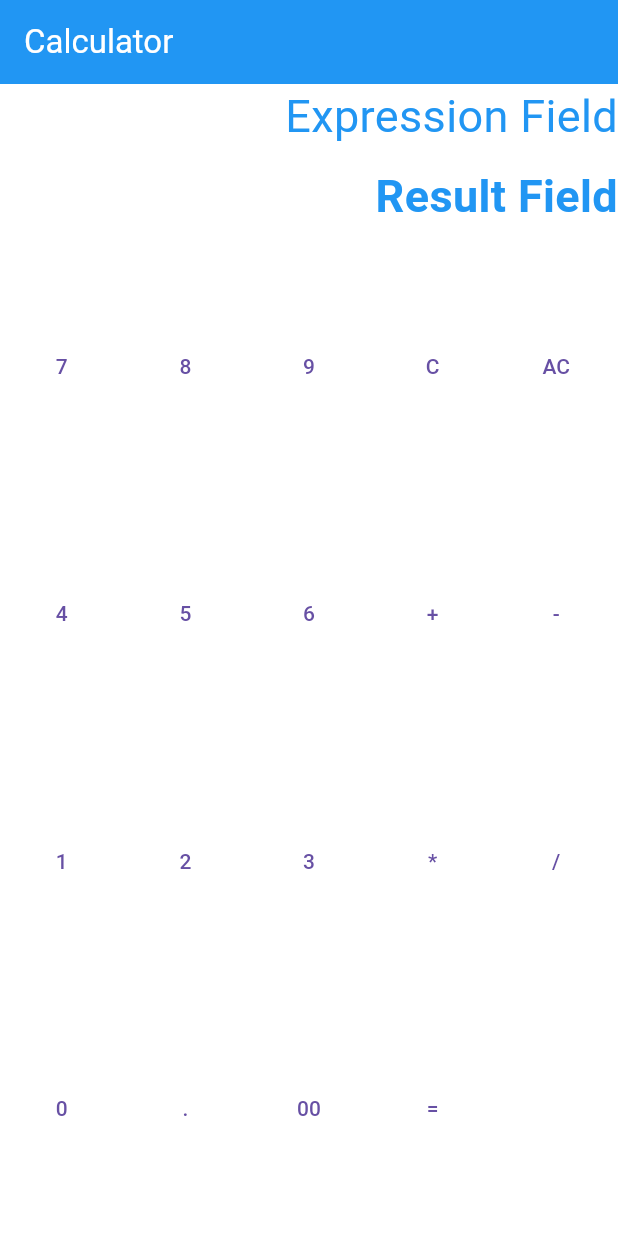
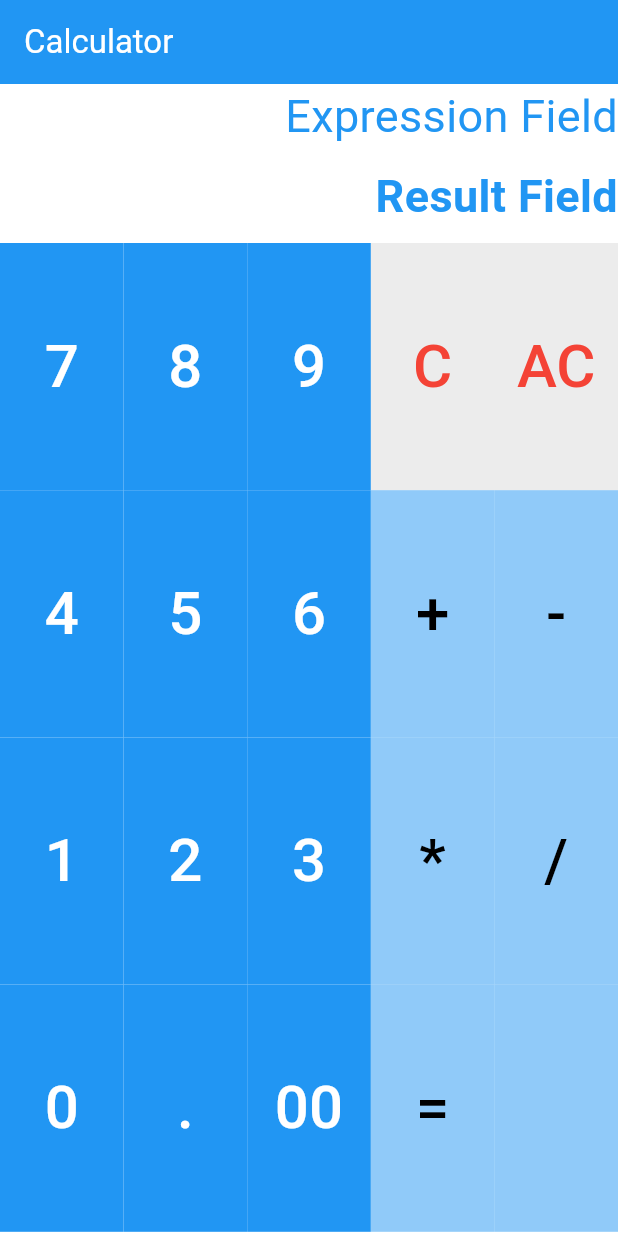
Before and after one commit to OSS-42/15---MOBILE, a Flutter app: the screen it shows after launch, on a phone screen of 412 x 824 dp. Run offline on Flutter 3.47's test engine with Material 3 defaults, Android fonts, the phone set to English and light mode, and no system bars; our stand-ins replace logger.

Commit message:
end of ex02

```diff
--- a/mobileModule00/ex00/lib/main.dart
+++ b/mobileModule00/ex00/lib/main.dart
@@ -34,7 +34,10 @@ class MyApp extends StatelessWidget {
               ResultField(width: width),
               const SizedBox(height: 10),
               Expanded(
-                child: ButtonField(height: height * 0.5),
+                child: Container(
+                  // color: Colors.blue,
+                  child: ButtonField(height: height * 0.5),
+                ),
               ),
             ],
           ),
@@ -119,16 +122,39 @@ class ButtonField extends StatelessWidget {
   @override
   Widget build(BuildContext context) {
     final buttons = [
-      ['7','8','9','C','AC'],
-      ['4','5','6','+','-'],
-      ['1','2','3','*','/'],
-      ['0','.','00','=', ''],
+      [
+        {'label': '7', 'style': const TextStyle(color: Colors.white, backgroundColor: Colors.blue)},
+        {'label': '8', 'style': const TextStyle(color: Colors.white, backgroundColor: Colors.blue)},
+        {'label': '9', 'style': const TextStyle(color: Colors.white, backgroundColor: Colors.blue)},
+        {'label': 'C', 'style': TextStyle(color: Colors.red, backgroundColor: Colors.grey.withOpacity(0.2))},
+        {'label': 'AC', 'style': TextStyle(color: Colors.red, backgroundColor: Colors.grey.withOpacity(0.2))},
+      ],
+      [
+        {'label': '4', 'style': const TextStyle(color: Colors.white, backgroundColor: Colors.blue)},
+        {'label': '5', 'style': const TextStyle(color: Colors.white, backgroundColor: Colors.blue)},
+        {'label': '6', 'style': const TextStyle(color: Colors.white, backgroundColor: Colors.blue)},
+        {'label': '+', 'style': TextStyle(color: Colors.black, backgroundColor: Colors.blue.withOpacity(0.5))},
+        {'label': '-', 'style': TextStyle(color: Colors.black, backgroundColor: Colors.blue.withOpacity(0.5))},
+      ],
+      [
+        {'label': '1', 'style': const TextStyle(color: Colors.white, backgroundColor: Colors.blue)},
+        {'label': '2', 'style': const TextStyle(color: Colors.white, backgroundColor: Colors.blue)},
+        {'label': '3', 'style': const TextStyle(color: Colors.white, backgroundColor: Colors.blue)},
+        {'label': '*', 'style': TextStyle(color: Colors.black, backgroundColor: Colors.blue.withOpacity(0.5))},
+        {'label': '/', 'style': TextStyle(color: Colors.black, backgroundColor: Colors.blue.withOpacity(0.5))},
+      ],
+      [
+        {'label': '0', 'style': const TextStyle(color: Colors.white, backgroundColor: Colors.blue)},
+        {'label': '.', 'style': const TextStyle(color: Colors.white, backgroundColor: Colors.blue)},
+        {'label': '00', 'style': const TextStyle(color: Colors.white, backgroundColor: Colors.blue)},
+        {'label': '=', 'style': TextStyle(color: Colors.black, backgroundColor: Colors.blue.withOpacity(0.5))},
+        {'label': '', 'style': TextStyle(color: Colors.black, backgroundColor: Colors.blue.withOpacity(0.5))},
+      ],
     ];
     // double height = MediaQuery.of(context).size.height;
 
 
-          return Expanded(
-            child: GridView.builder(
+          return GridView.builder(
               itemCount: buttons.length * buttons[0].length,
               gridDelegate: SliverGridDelegateWithFixedCrossAxisCount(
                 crossAxisCount: 5,
@@ -138,13 +164,27 @@ class ButtonField extends StatelessWidget {
               itemBuilder: (BuildContext context, int index) {
                 final row = index ~/ 5;
                 final col = index % 5;
+                final button = buttons[row][col] as Map<String, dynamic>;
+                final buttonStyle = button['style'] as TextStyle;
+
                 return TextButton(
-                  onPressed: () => logger.i('Button ${buttons[row][col]} pressed'),
-                  child: Text(buttons[row][col]),
+                  onPressed: () => logger.i('Button ${button['label']} pressed'),
+                  style: ButtonStyle(
+                    backgroundColor: WidgetStateProperty.all(buttonStyle.backgroundColor),
+                    shape: WidgetStateProperty.all(
+                      const RoundedRectangleBorder(
+                        borderRadius: BorderRadius.zero),
+                    )
+                  ),
+                  child: Text(
+                    button['label'] as String,
+                    style: TextStyle(
+                      color: buttonStyle.color,
+                      fontSize: 40),
+                  ),
                 );
               },
-            ),
-          );
+            );
   }
 }
 
```
